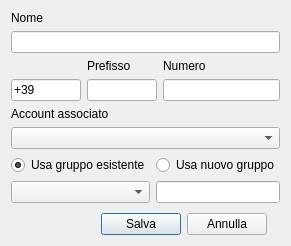
Old version of the form editcontattodialog.ui in the repository freesmee/freesmee-desktop.
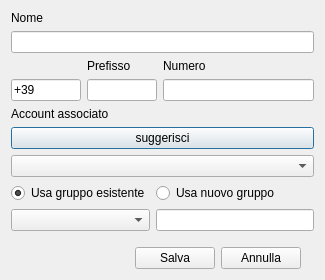
New version of the form. Icons and pictures are not drawn.

Patch:
```diff
--- a/editcontattodialog.ui
+++ b/editcontattodialog.ui
@@ -6,8 +6,8 @@
    <rect>
     <x>0</x>
     <y>0</y>
-    <width>291</width>
-    <height>246</height>
+    <width>325</width>
+    <height>280</height>
    </rect>
   </property>
   <property name="windowTitle">
@@ -34,7 +34,7 @@
        </property>
       </widget>
      </item>
-     <item row="4" column="0">
+     <item row="5" column="0">
       <widget class="QComboBox" name="comboaccount">
        <property name="insertPolicy">
         <enum>QComboBox::InsertAlphabetically</enum>
@@ -48,7 +48,7 @@
        </property>
       </widget>
      </item>
-     <item row="5" column="0">
+     <item row="6" column="0">
       <layout class="QGridLayout" name="gridLayout_2">
        <item row="1" column="0">
         <widget class="QComboBox" name="ComboGruppo"/>
@@ -144,6 +144,13 @@
        </item>
       </layout>
      </item>
+     <item row="4" column="0">
+      <widget class="QPushButton" name="autoDetectButton">
+       <property name="text">
+        <string>suggerisci</string>
+       </property>
+      </widget>
+     </item>
     </layout>
    </item>
    <item>
```
Left out of the diff: 2 changed lines with no effect on the pictures.
